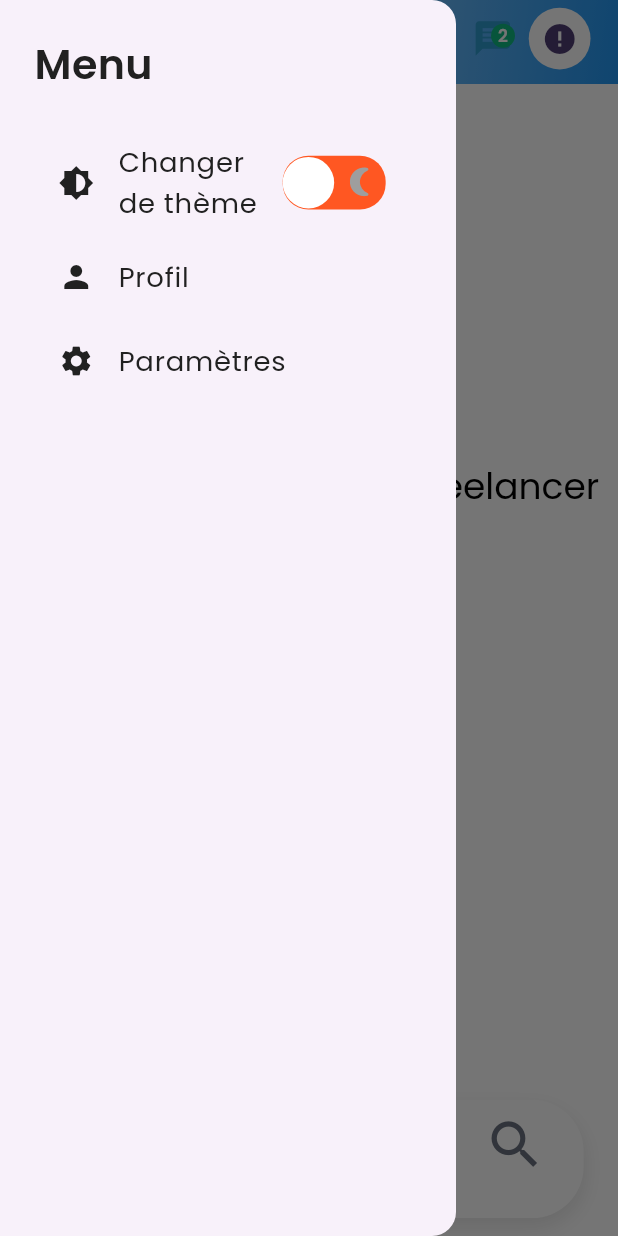
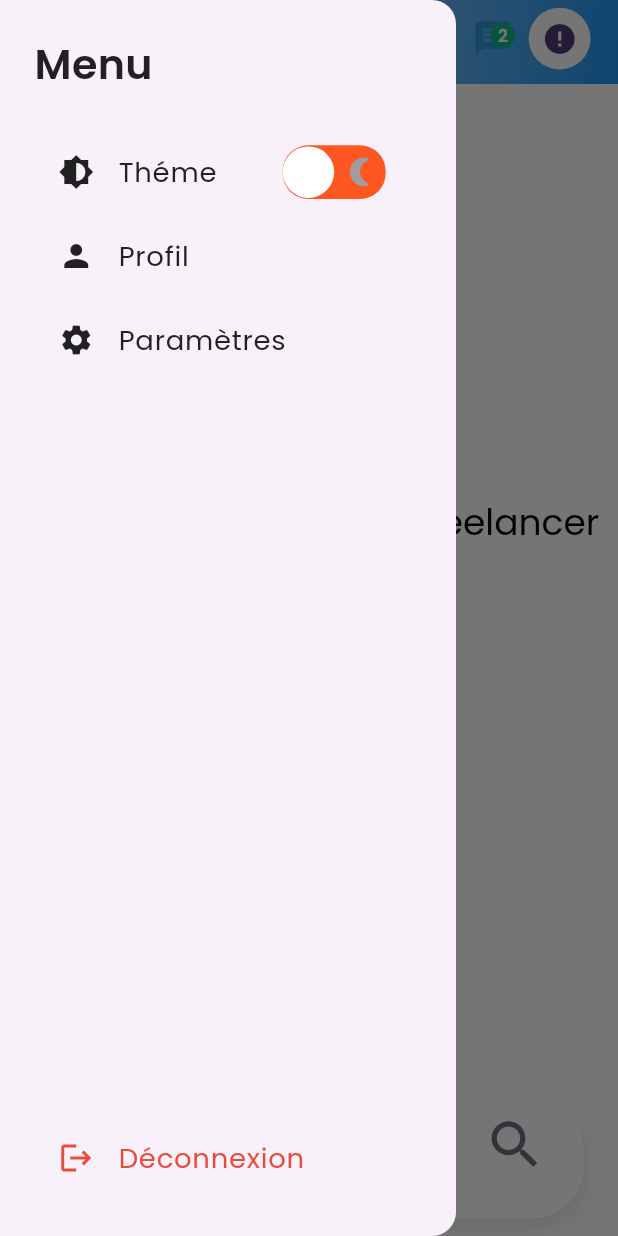
Before and after one commit to WassimBlilita7/Dz-Freelancer-Mobile, a Flutter app: the HomeScreen screen opened by its route, with the side drawer open, on a phone screen of 412 x 824 dp. Run offline on Flutter 3.47's test engine with Material 3 defaults, Android fonts, the phone set to English and light mode, and no system bars; drawn by our look-alikes of cached_network_image, flutter_animate; our stand-ins replace flex_color_scheme, flutter_screenutil, shared_preferences, smooth_page_indicator; accounts and stored records are empty; network calls fail; statements that could not run were skipped.

```diff
--- a/lib/features/home/views/home_screen.dart
+++ b/lib/features/home/views/home_screen.dart
@@ -37,15 +37,24 @@ class _HomeScreenState extends State<HomeScreen> {
     provider.controller = _controller;
 
     _appBarController = AppBarController(
-      onMenuPressed: () {
-        _scaffoldKey.currentState?.openDrawer();
-      },
-      onMessagesPressed: () {
-        ScaffoldMessenger.of(context).showSnackBar(
-          const SnackBar(content: Text('Navigation vers la page de messages')),
-        );
-      },
+      onMenuPressed: _openDrawer,
+      onMessagesPressed: _navigateToMessages,
     );
+  }
+
+  void _openDrawer() {
+    _scaffoldKey.currentState?.openDrawer();
+  }
+
+  void _navigateToMessages() {
+    ScaffoldMessenger.of(context).showSnackBar(
+      const SnackBar(content: Text('Navigation vers la page de messages')),
+    );
+  }
+
+  void _handleLogout() {
+    _controller.logout(context);
+    Navigator.pop(context); // Ferme le Drawer après la déconnexion
   }
 
   final List<Widget> _tabs = const [
@@ -59,7 +68,7 @@ class _HomeScreenState extends State<HomeScreen> {
   Widget build(BuildContext context) {
     return Scaffold(
       key: _scaffoldKey,
-      backgroundColor: AppColors.getBackground(context), // Utilisation de la couleur dynamique
+      backgroundColor: AppColors.getBackground(context),
       appBar: CustomAppBar(
         model: AppBarModel(unreadNotifications: 2),
         controller: _appBarController,
@@ -84,7 +93,7 @@ class _HomeScreenState extends State<HomeScreen> {
                     color: AppColors.getText(context),
                   ),
                   title: Text(
-                    'Changer de thème',
+                    'Théme',
                     style: AppTextStyles.subtitleMedium.copyWith(
                       color: AppColors.getText(context),
                     ),
@@ -105,7 +114,6 @@ class _HomeScreenState extends State<HomeScreen> {
                   ),
                   onTap: () {
                     Navigator.pop(context);
-                    // Naviguer vers la page de profil si nécessaire
                   },
                 ),
                 ListTile(
@@ -121,8 +129,21 @@ class _HomeScreenState extends State<HomeScreen> {
                   ),
                   onTap: () {
                     Navigator.pop(context);
-                    // Naviguer vers la page de paramètres si nécessaire
                   },
+                ),
+                const Spacer(),
+                ListTile(
+                  leading: const Icon(
+                    Icons.logout,
+                    color: AppColors.errorRed,
+                  ),
+                  title: Text(
+                    'Déconnexion',
+                    style: AppTextStyles.subtitleMedium.copyWith(
+                      color: AppColors.errorRed,
+                    ),
+                  ),
+                  onTap: _handleLogout,
                 ),
               ],
             ),
--- a/lib/features/main/views/home_tab.dart
+++ b/lib/features/main/views/home_tab.dart
@@ -23,26 +23,10 @@ class HomeTab extends StatelessWidget {
                 textAlign: TextAlign.center,
               ).animate().fadeIn(duration: 600.ms),
               SizedBox(height: 40.h),
-              provider.model.isLoading
-                  ? CircularProgressIndicator(
-                color: Theme.of(context).colorScheme.primary,
-              )
-                  : ElevatedButton(
-                onPressed: () => Provider.of<HomeProvider>(context, listen: false).controller?.logout(context),
-                style: ElevatedButton.styleFrom(
-                  backgroundColor: Theme.of(context).colorScheme.error,
-                  padding: EdgeInsets.symmetric(horizontal: 40.w, vertical: 12.h),
-                  shape: RoundedRectangleBorder(
-                    borderRadius: BorderRadius.circular(12.r),
-                  ),
+              if (provider.model.isLoading)
+                CircularProgressIndicator(
+                  color: Theme.of(context).colorScheme.primary,
                 ),
-                child: Text(
-                  'Déconnexion',
-                  style: Theme.of(context).textTheme.labelLarge?.copyWith(
-                    color: Theme.of(context).colorScheme.onError,
-                  ),
-                ),
-              ).animate().fadeIn(duration: 600.ms, delay: 200.ms),
             ],
           ),
         );
```
Also changed, not shown: lib/core/providers/theme_provider.dart (+16 -1 lines), 4 other files.
